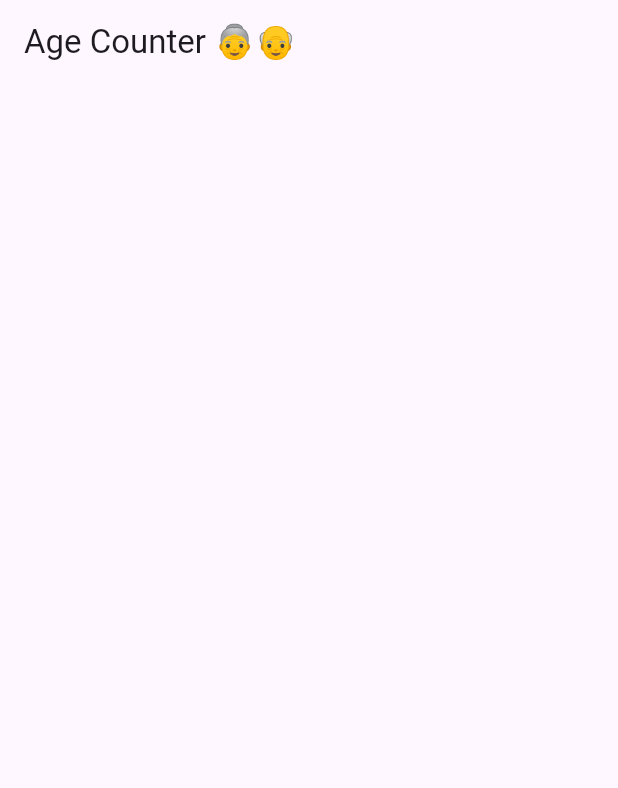
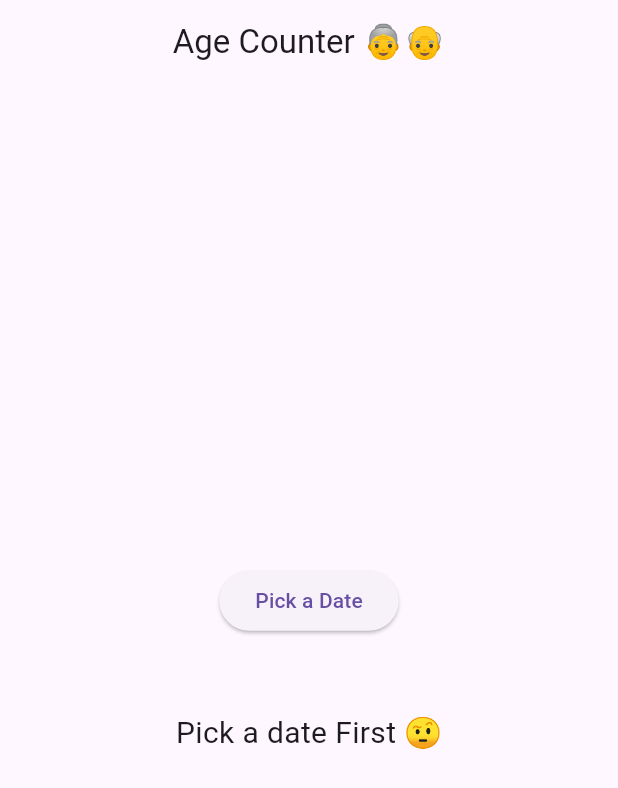
Before and after one commit to marcolous/Flutter-TechSPR_IT-Task, a Flutter app: the screen it shows after launch, on a phone screen of 412 x 824 dp. Shown: the top 788 px of the screen. Run offline on Flutter 3.47's test engine with Material 3 defaults, Android fonts, the phone set to English and light mode, and no system bars.

Commit message:
finish task

```diff
--- a/lib/main.dart
+++ b/lib/main.dart
@@ -16,16 +16,78 @@ class TechSPRIT extends StatelessWidget {
   }
 }
 
-class Home extends StatelessWidget {
+class Home extends StatefulWidget {
   const Home({super.key});
+
+  @override
+  HomeState createState() => HomeState();
+}
+
+class HomeState extends State<Home> {
+  int? years;
+  int? months;
+  int? days;
 
   @override
   Widget build(BuildContext context) {
     return Scaffold(
-      appBar: AppBar(title: const Text('Age Counter 👵👴')),
-      body: const Column(
-        children: [],
+      appBar: AppBar(
+        title: const Center(child: Text('Age Counter 👵👴')),
+      ),
+      body: Column(
+        mainAxisAlignment: MainAxisAlignment.center,
+        children: [
+          Center(
+            child: ElevatedButton(
+              onPressed: () => _pickDate(context),
+              child: const Text('Pick a Date'),
+            ),
+          ),
+          const SizedBox(height: 50),
+          if (years != null || months != null || days != null)
+            CustomText(
+              title: 'You have $years years - $months months - $days days 😼',
+            )
+          else
+            const CustomText(title: 'Pick a date First 🤨')
+        ],
       ),
     );
   }
+
+  Future<void> _pickDate(BuildContext context) async {
+    DateTime? pickedDate = await showDatePicker(
+      context: context,
+      initialDate: DateTime.now(),
+      firstDate: DateTime(1900),
+      lastDate: DateTime(2100),
+    );
+
+    if (pickedDate != null) {
+      final now = DateTime.now();
+      final age = now.difference(pickedDate);
+      setState(() {
+        years = age.inDays ~/ 365;
+        months = (age.inDays % 365) ~/ 30;
+        days = (age.inDays % 365) % 30;
+      });
+    }
+  }
 }
+
+class CustomText extends StatelessWidget {
+  const CustomText({super.key, required this.title});
+
+  final String title;
+
+  @override
+  Widget build(BuildContext context) {
+    const style = TextStyle(fontSize: 20);
+    return Text(
+      title,
+      style: style,
+      maxLines: 4,
+      textAlign: TextAlign.center,
+    );
+  }
+}
```
